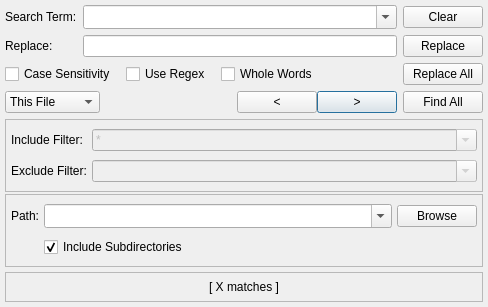
The window that src/search/searchdialog.ui (GAMS-dev/studio) describes before a commit, drawn with Qt 5.
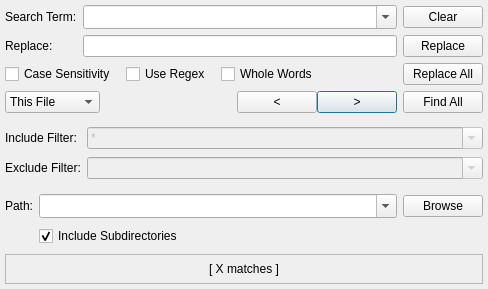
The same window after the commit.

Commit message:
fixed button alignment
additional layout adjustments to accommodate changes

```diff
--- a/src/search/searchdialog.ui
+++ b/src/search/searchdialog.ui
@@ -7,7 +7,7 @@
     <x>0</x>
     <y>0</y>
     <width>488</width>
-    <height>307</height>
+    <height>289</height>
    </rect>
   </property>
   <property name="sizePolicy">
@@ -492,13 +492,13 @@
      <item row="3" column="0" colspan="2">
       <layout class="QVBoxLayout" name="collapsable_content">
        <property name="spacing">
-        <number>2</number>
+        <number>10</number>
        </property>
        <property name="leftMargin">
         <number>0</number>
        </property>
        <property name="topMargin">
-        <number>0</number>
+        <number>6</number>
        </property>
        <property name="rightMargin">
         <number>0</number>
@@ -518,26 +518,26 @@
           </sizepolicy>
          </property>
          <property name="frameShape">
-          <enum>QFrame::StyledPanel</enum>
+          <enum>QFrame::NoFrame</enum>
          </property>
          <property name="frameShadow">
           <enum>QFrame::Raised</enum>
          </property>
          <layout class="QGridLayout" name="gridLayout_2">
           <property name="leftMargin">
-           <number>5</number>
+           <number>0</number>
           </property>
           <property name="topMargin">
-           <number>5</number>
+           <number>0</number>
           </property>
           <property name="rightMargin">
-           <number>5</number>
+           <number>0</number>
           </property>
           <property name="bottomMargin">
-           <number>5</number>
+           <number>0</number>
           </property>
           <property name="spacing">
-           <number>5</number>
+           <number>6</number>
           </property>
           <item row="1" column="1">
            <widget class="QComboBox" name="combo_fileExcludePattern">
@@ -652,26 +652,26 @@
        <item>
         <widget class="QFrame" name="frame_findinfiles">
          <property name="frameShape">
-          <enum>QFrame::StyledPanel</enum>
+          <enum>QFrame::NoFrame</enum>
          </property>
          <property name="frameShadow">
           <enum>QFrame::Raised</enum>
          </property>
          <layout class="QGridLayout" name="gridLayout_4">
           <property name="leftMargin">
-           <number>5</number>
+           <number>0</number>
           </property>
           <property name="topMargin">
-           <number>5</number>
+           <number>0</number>
           </property>
           <property name="rightMargin">
-           <number>5</number>
+           <number>0</number>
           </property>
           <property name="bottomMargin">
-           <number>5</number>
+           <number>0</number>
           </property>
           <property name="spacing">
-           <number>5</number>
+           <number>6</number>
           </property>
           <item row="1" column="1">
            <widget class="QCheckBox" name="cb_subdirs">
```
